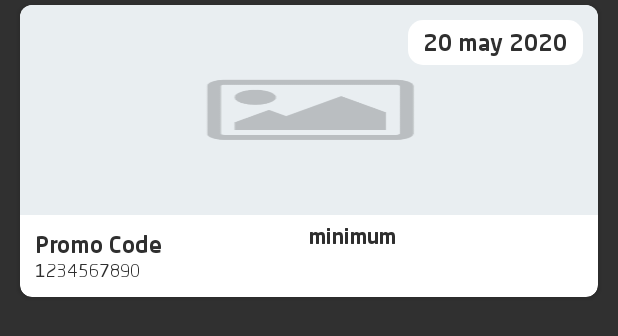
After one commit to ALU-syntax/user-antar, an Android app: the layout item_my_voucher.xml on its own in the app's theme, with its tools: preview values and no code run, on a phone screen of 412 x 824 dp. The commit adds this screen. Shown: the top 336 px of the screen. Run offline under Robolectric (Android 15) with nearby library versions, the phone set to English and light mode, and no system bars.

Commit message:
create feature my voucher

```diff
--- a/app/src/main/AndroidManifest.xml
+++ b/app/src/main/AndroidManifest.xml
@@ -27,6 +27,9 @@
         android:supportsRtl="true"
         android:theme="@style/AppTheme"
         tools:replace="android:allowBackup">
+        <activity
+            android:name=".activity.MyVoucherActivity"
+            android:exported="false" />
         <activity
             android:name=".activity.SelectVoucherActivity"
             android:exported="false" />
--- /dev/null
+++ b/app/src/main/res/layout/item_my_voucher.xml
@@ -0,0 +1,133 @@
+<?xml version="1.0" encoding="utf-8"?>
+<LinearLayout xmlns:android="http://schemas.android.com/apk/res/android"
+    xmlns:card_view="http://schemas.android.com/apk/res-auto"
+    xmlns:tools="http://schemas.android.com/tools"
+    android:id="@+id/rootLayout"
+    android:layout_width="wrap_content"
+    android:layout_height="wrap_content"
+    android:layout_marginLeft="10dp"
+    android:layout_marginRight="10dp"
+    android:orientation="vertical">
+
+    <androidx.cardview.widget.CardView
+        android:id="@+id/card_view"
+        android:layout_width="wrap_content"
+        android:layout_height="wrap_content"
+        android:layout_margin="3dp"
+        card_view:cardBackgroundColor="@color/white"
+        card_view:cardCornerRadius="8dp"
+        card_view:cardUseCompatPadding="false"
+        card_view:elevation="15dp">
+
+        <LinearLayout
+            android:layout_width="match_parent"
+            android:layout_height="wrap_content"
+            android:orientation="vertical">
+
+            <RelativeLayout
+                android:layout_width="match_parent"
+                android:layout_height="140dp">
+
+                <ImageView
+                    android:id="@+id/my_image_voucher"
+                    android:layout_width="match_parent"
+                    android:layout_height="match_parent"
+                    android:layout_gravity="center"
+                    android:scaleType="fitXY"
+                    android:src="@drawable/image_placeholder" />
+
+                <TextView
+                    android:id="@+id/my_voucher_expired"
+                    android:layout_width="wrap_content"
+                    android:layout_height="wrap_content"
+                    android:layout_alignParentRight="true"
+                    android:layout_marginStart="10dp"
+                    android:layout_marginTop="10dp"
+                    android:layout_marginEnd="10dp"
+                    android:layout_marginBottom="10dp"
+                    android:background="@drawable/button_round_1"
+                    android:backgroundTint="@color/white"
+                    android:paddingLeft="10dp"
+                    android:paddingTop="5dp"
+                    android:paddingRight="10dp"
+                    android:paddingBottom="5dp"
+                    android:text="20 may 2020"
+                    android:textColor="@color/black"
+                    android:textSize="15dp"
+                    android:visibility="visible" />
+
+                <TextView
+                    android:id="@+id/tv_my_voucher_quantity"
+                    android:layout_width="wrap_content"
+                    android:layout_height="wrap_content"
+                    android:layout_alignParentBottom="true"
+                    android:layout_marginLeft="10dp"
+                    android:layout_marginBottom="20dp"
+                    android:background="@drawable/button_round_1"
+                    android:backgroundTint="@color/orange_300"
+                    android:textColor="@color/black"
+                    tools:text="@tools:sample/first_names" />
+
+            </RelativeLayout>
+
+            <LinearLayout
+                android:layout_width="match_parent"
+                android:layout_height="wrap_content"
+                android:gravity="center"
+                android:orientation="horizontal">
+
+                <LinearLayout
+                    android:layout_width="match_parent"
+                    android:layout_height="wrap_content"
+                    android:layout_weight="1"
+                    android:orientation="vertical">
+
+                    <customfonts.TextViewSFProDisplayMedium
+                        android:id="@+id/my_nama_voucher"
+                        android:layout_width="wrap_content"
+                        android:layout_height="wrap_content"
+                        android:layout_marginLeft="10dp"
+                        android:layout_marginTop="10dp"
+                        android:layout_marginRight="10dp"
+                        android:layout_weight="1"
+                        android:gravity="top"
+                        android:maxLines="1"
+                        android:text="Promo Code"
+                        android:textColor="@color/black"
+                        android:textSize="15dp" />
+
+
+                    <customfonts.TextViewSFProDisplayRegular
+                        android:id="@+id/tv_my_nominal_voucher"
+                        android:layout_width="match_parent"
+                        android:layout_height="wrap_content"
+                        android:layout_marginLeft="10dp"
+                        android:layout_marginRight="10dp"
+                        android:layout_marginBottom="10dp"
+                        android:gravity="top"
+                        android:maxLines="1"
+                        android:text="1234567890"
+                        android:textColor="@color/black"
+                        android:textSize="12dp" />
+                </LinearLayout>
+
+                <LinearLayout
+                    android:layout_height="match_parent"
+                    android:layout_width="match_parent"
+                    android:layout_weight="1">
+
+                    <TextView android:id="@+id/tv_my_minimum_transaksi"
+                        android:layout_width="match_parent"
+                        android:layout_height="match_parent"
+                        android:text="minimum"
+                        android:layout_marginTop="5dp"
+                        />
+                </LinearLayout>
+            </LinearLayout>
+
+        </LinearLayout>
+
+    </androidx.cardview.widget.CardView>
+
+
+</LinearLayout>
```
Also changed, not shown: app/src/main/java/com/antar/passenger/activity/MyVoucherActivity.java (added, +78 -0 lines), app/src/main/java/com/antar/passenger/fragment/ProfileFragment.java (+11 -0 lines), app/src/main/java/com/antar/passenger/item/MyVoucherItem.java (added, +101 -0 lines), app/src/main/res/layout/activity_my_voucher.xml (added, +53 -0 lines), app/src/main/res/layout/fragment_profile.xml (+32 -0 lines), app/src/main/res/drawable/ic_my_voucher.png (added).
